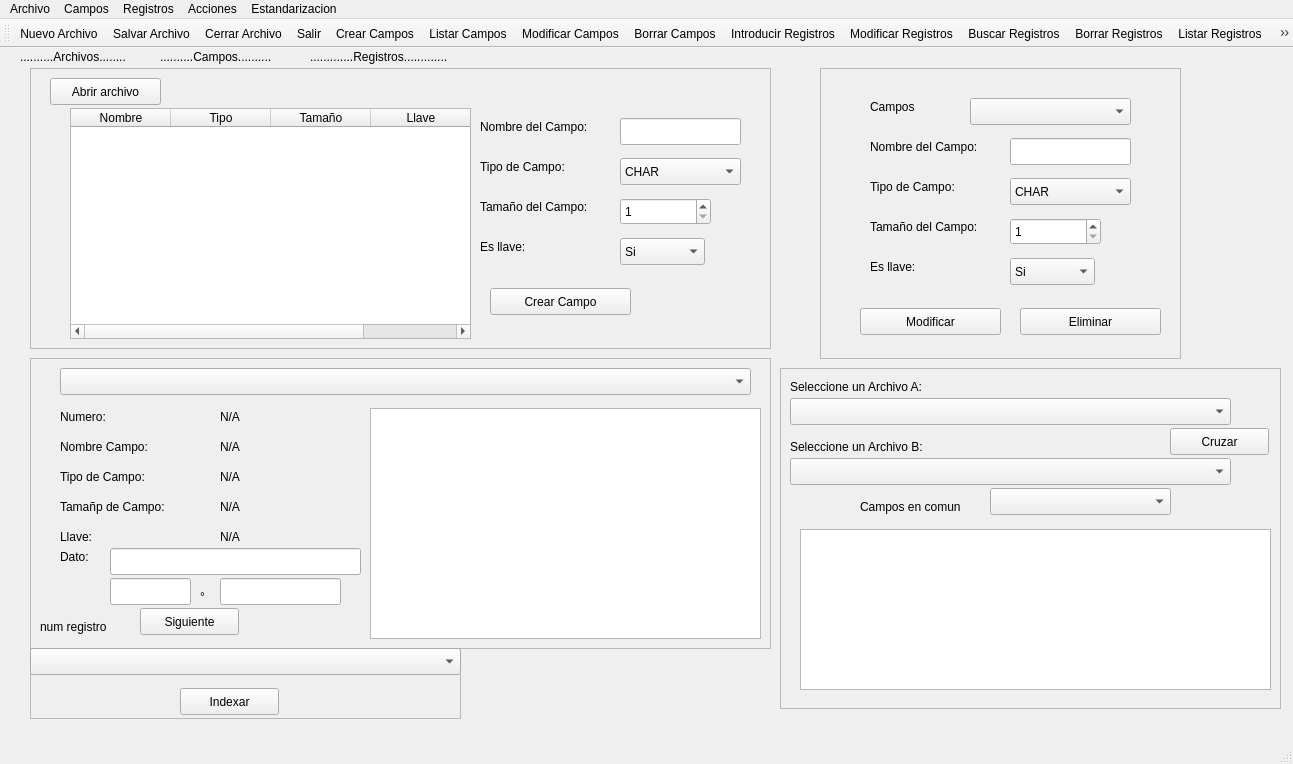
The window that ManejadorDeArchivoOAR/mainwindow.ui (oscar-ordonez/Proyecto-Orga) describes before a commit, drawn with Qt 5.
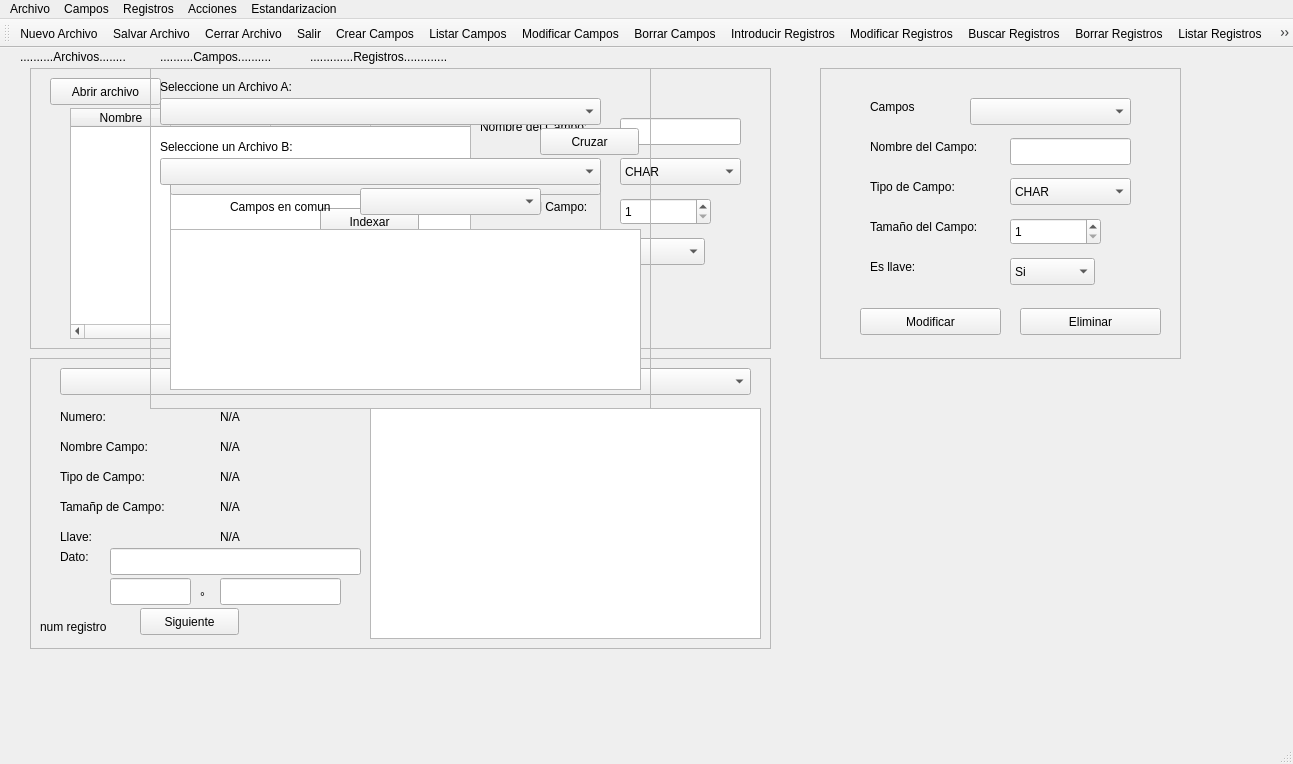
The same window after the commit. Icons and pictures are not drawn.

```diff
--- a/ManejadorDeArchivoOAR/mainwindow.ui
+++ b/ManejadorDeArchivoOAR/mainwindow.ui
@@ -681,8 +681,8 @@
    <widget class="QFrame" name="panelIndexar">
     <property name="geometry">
      <rect>
-      <x>30</x>
-      <y>600</y>
+      <x>170</x>
+      <y>120</y>
       <width>431</width>
       <height>71</height>
      </rect>
@@ -720,8 +720,8 @@
    <widget class="QFrame" name="panelCruzar">
     <property name="geometry">
      <rect>
-      <x>780</x>
-      <y>320</y>
+      <x>150</x>
+      <y>20</y>
       <width>501</width>
       <height>341</height>
      </rect>
```
